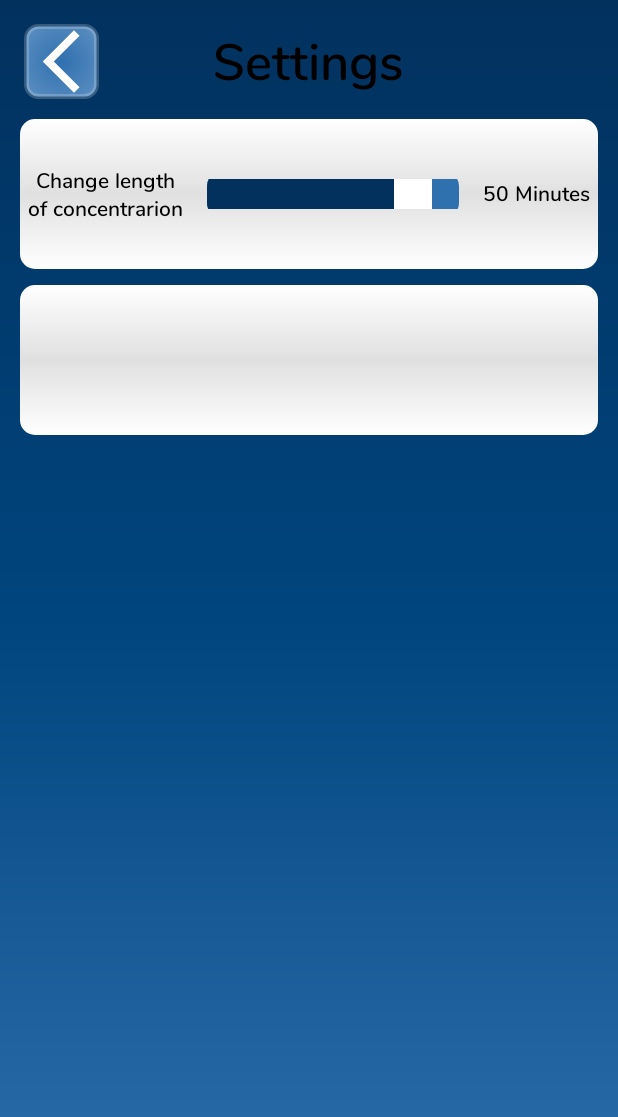
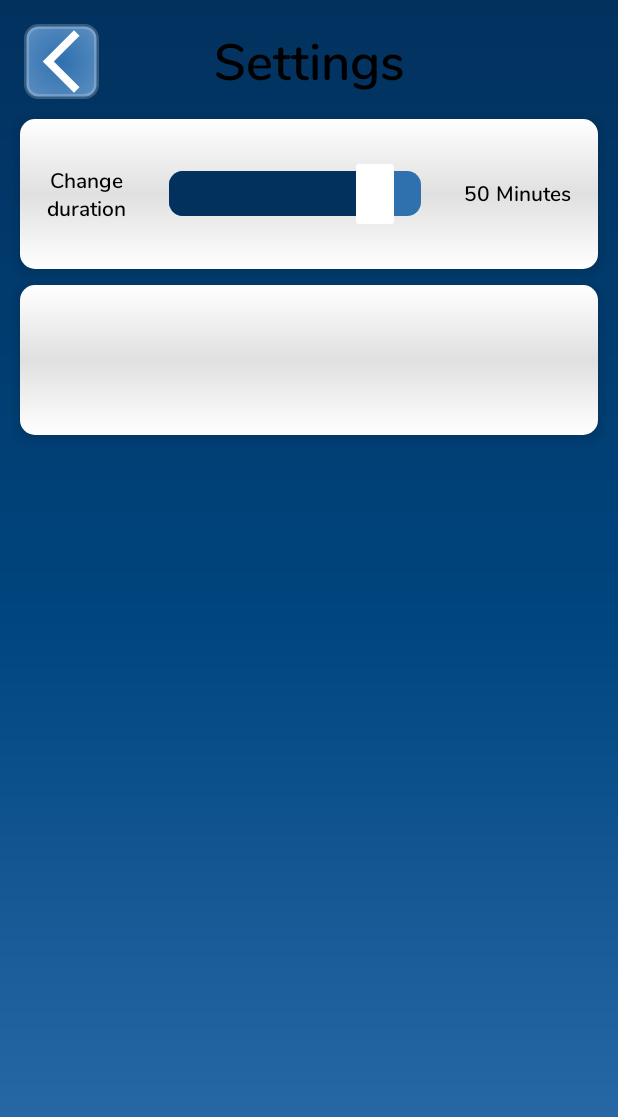
Before and after one commit to RecoNike/Concentrate_, an Android app: the SettingsActivity screen opened directly, with no data from a screen before it, on a phone screen of 412 x 824 dp. Shown: the top 1117 px of the screen. Run offline under Robolectric (Android 15) with nearby library versions, the phone set to English and light mode, and no system bars.

Commit message:
design changed

```diff
--- a/app/src/main/res/layout/activity_settings.xml
+++ b/app/src/main/res/layout/activity_settings.xml
@@ -35,6 +35,7 @@
             android:layout_height="100dp"
             android:layout_margin="5dp"
             android:background="@drawable/list_item_bg"
+            android:elevation="5dp"
             android:gravity="center"
             android:orientation="horizontal"
             android:padding="5dp">
@@ -45,16 +46,19 @@
                 android:layout_height="wrap_content"
                 android:layout_weight="1"
                 android:fontFamily="@font/nunito_semibold"
-                android:text="Change length\nof concentrarion"
+                android:text="Change\nduration"
                 android:textAlignment="center"
                 android:textColor="@color/textColor" />
 
             <SeekBar
                 android:id="@+id/seekBar"
                 android:layout_width="200dp"
-                android:layout_height="20dp"
+                android:layout_height="50dp"
+                android:hapticFeedbackEnabled="true"
                 android:indeterminate="false"
                 android:max="11"
+                android:paddingTop="5dp"
+                android:paddingBottom="5dp"
                 android:progress="9"
                 android:progressDrawable="@drawable/custom_seek_bar"
                 android:thumb="@drawable/custom_thumb"
@@ -79,6 +83,7 @@
             android:layout_height="100dp"
             android:layout_margin="5dp"
             android:background="@drawable/list_item_bg"
+            android:elevation="5dp"
             android:gravity="center"
             android:orientation="horizontal"
             android:padding="5dp">
@@ -96,8 +101,7 @@
         android:textColor="@color/textColor"
         android:textSize="34sp"
         app:layout_constraintEnd_toEndOf="parent"
-        app:layout_constraintHorizontal_bias="0.348"
-        app:layout_constraintStart_toEndOf="@+id/backButton"
+        app:layout_constraintStart_toStartOf="parent"
         app:layout_constraintTop_toTopOf="parent" />
 
 
```
Also changed, not shown: app/src/main/res/layout/activity_main.xml (+42 -19 lines).
